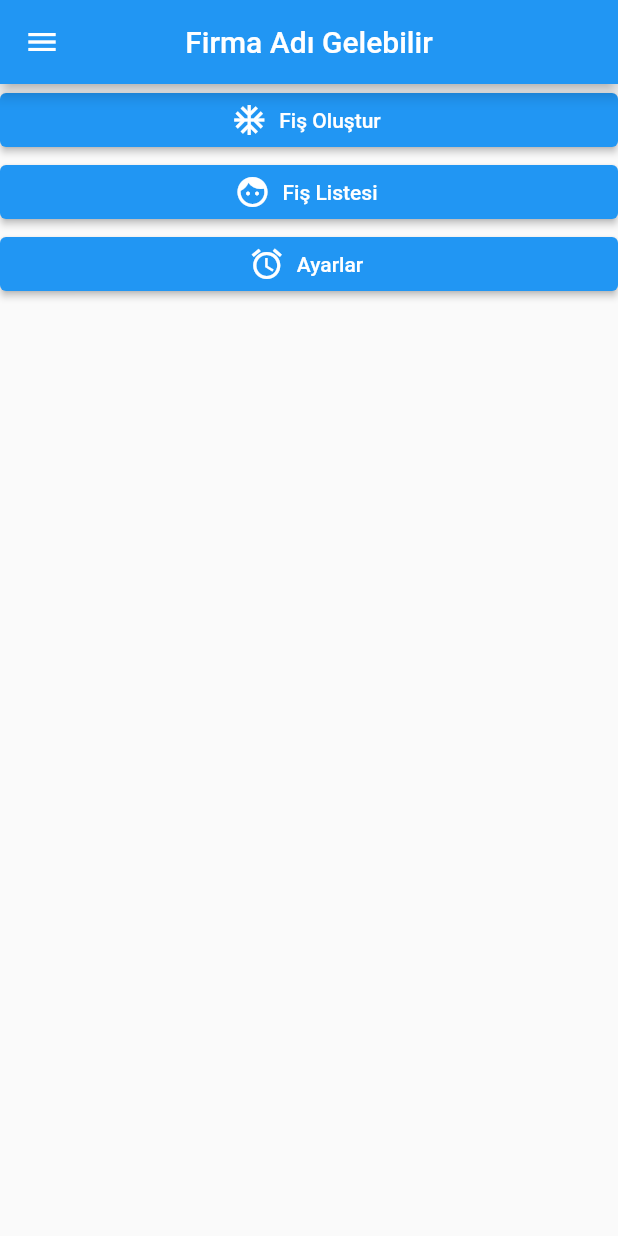
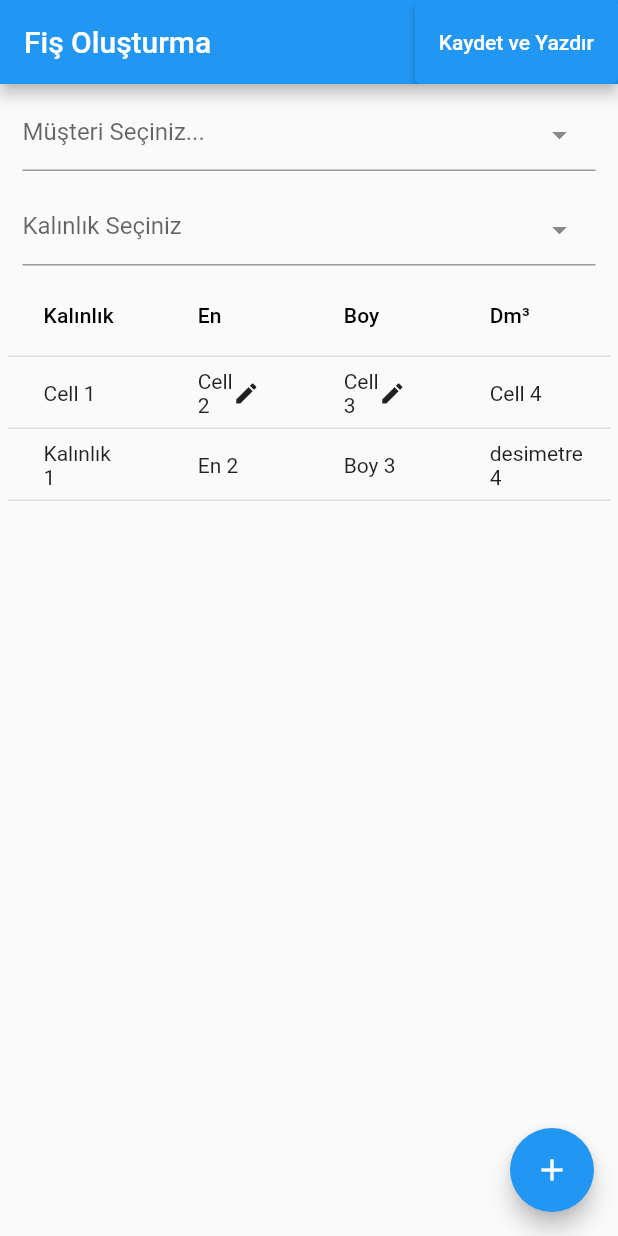
Before and after one commit to 10urb/order_management, a Flutter app: the screen it shows after launch, on a phone screen of 412 x 824 dp. Run offline on Flutter 3.47's test engine with Material 2 defaults, Android fonts, the phone set to English and light mode, and no system bars; drawn by our look-alikes of dropdown_search; our stand-ins replace get.

Commit message:
Add Screens

```diff
--- a/lib/main.dart
+++ b/lib/main.dart
@@ -1,7 +1,6 @@
 import 'package:flutter/material.dart';
-import 'package:order_printer_management/screens/home_screen.dart';
-import 'package:order_printer_management/screens/login_screen.dart';
+import 'package:order_printer_management/screens/create_receipt_screen.dart';
 
 void main() {
-  runApp(HomeScreen());
+  runApp(const CreateReceiptScreen());
 }
--- /dev/null
+++ b/lib/screens/create_receipt_screen.dart
@@ -0,0 +1,75 @@
+import 'package:dropdown_search/dropdown_search.dart';
+import 'package:flutter/material.dart';
+
+class CreateReceiptScreen extends StatelessWidget {
+  const CreateReceiptScreen({Key? key}) : super(key: key);
+
+  @override
+  Widget build(BuildContext context) {
+    return MaterialApp(
+        home: Scaffold(
+            floatingActionButton: buildAddFloatingActionButton(),
+            appBar: AppBar(
+              title: Text("Fiş Oluşturma"),
+              centerTitle: false,
+              actions: [
+                ElevatedButton(
+                    style: ButtonStyle(),
+                    onPressed: () {},
+                    child: Text("Kaydet ve Yazdır"))
+              ],
+            ),
+            body: ListView(
+              padding:
+                  const EdgeInsets.only(bottom: 5, left: 5, right: 5, top: 0),
+              children: [
+                Container(
+                  margin: const EdgeInsets.only(
+                      left: 10, right: 10, bottom: 5, top: 10),
+                  child: DropdownSearch(
+                    dropdownSearchDecoration:
+                        const InputDecoration(hintText: "Müşteri Seçiniz..."),
+                  ),
+                ),
+                Container(
+                  margin: const EdgeInsets.only(
+                      left: 10, right: 10, bottom: 5, top: 10),
+                  child: DropdownSearch(
+                    dropdownSearchDecoration:
+                        const InputDecoration(hintText: "Kalınlık Seçiniz"),
+                  ),
+                ),
+                DataTable(
+                    dividerThickness: 1,
+                    showBottomBorder: true,
+                    columns: const [
+                      DataColumn(label: Text("Kalınlık")),
+                      DataColumn(label: Text("En")),
+                      DataColumn(label: Text("Boy")),
+                      DataColumn(label: Text("Dm³"))
+                    ],
+                    rows: const [
+                      DataRow(cells: [
+                        DataCell(Text("Cell 1"), showEditIcon: false),
+                        DataCell(Text("Cell 2"), showEditIcon: true),
+                        DataCell(Text("Cell 3"), showEditIcon: true),
+                        DataCell(Text("Cell 4")),
+                      ]),
+                      DataRow(cells: [
+                        DataCell(Text("Kalınlık 1")),
+                        DataCell(Text("En 2")),
+                        DataCell(Text("Boy 3")),
+                        DataCell(Text("desimetre 4")),
+                      ]),
+                    ])
+              ],
+            )));
+  }
+
+  FloatingActionButton buildAddFloatingActionButton() {
+    return FloatingActionButton(
+      onPressed: () {},
+      child: Icon(Icons.add),
+    );
+  }
+}
--- a/lib/screens/home_screen.dart
+++ b/lib/screens/home_screen.dart
@@ -13,30 +13,45 @@ class _HomeScreenState extends State<HomeScreen> {
     return MaterialApp(
       home: Scaffold(
         appBar: AppBar(
-          title: Text("Firma Adı Gelebilir"),
+          title: const Text("Firma Adı Gelebilir"),
           centerTitle: true,
         ),
         drawer: Drawer(
           elevation: 5,
           child: ListView(
-            children: [],
+            children: const [],
           ),
         ),
         body: Center(
-            child: ListView(children: [
+            child: ListView(
+          children: [
             ElevatedButton.icon(
                 onPressed: () {},
-              icon: Icon(Icons.ac_unit),
-              label: Text("Fiş Oluştur")),
+                icon: const Icon(Icons.ac_unit),
+                label: const Text("Fiş Oluştur")),
             ElevatedButton.icon(
                 onPressed: () {},
-              icon: Icon(Icons.face),
-              label: Text("Fiş Listesi")),
+                icon: const Icon(Icons.face),
+                label: const Text("Fiş Listesi")),
             ElevatedButton.icon(
                 onPressed: () {},
-              icon: Icon(Icons.access_alarms_outlined),
-              label: Text("Ayarlar")),
-        ])),
+                icon: const Icon(Icons.access_alarms_outlined),
+                label: const Text("Yazıcıya Bağlan")),
+            ElevatedButton.icon(
+                onPressed: () {},
+                icon: const Icon(Icons.access_alarms_outlined),
+                label: const Text("Raporlar")),
+            ElevatedButton.icon(
+                onPressed: () {},
+                icon: const Icon(Icons.kayaking),
+                label: const Text("Tanımlamalar")),
+            ElevatedButton.icon(
+                onPressed: () {},
+                icon: const Icon(Icons.access_alarms_outlined),
+                label: const Text("Ayarlar")),
+          ],
+          padding: const EdgeInsets.all(30),
+        )),
       ),
     );
   }
--- a/pubspec.yaml
+++ b/pubspec.yaml
@@ -36,6 +36,7 @@ dependencies:
   # Use with the CupertinoIcons class for iOS style icons.
   cupertino_icons: ^1.0.2
   flutter_login: ^2.2.1
+  dropdown_search: ^2.0.0
 
 dev_dependencies:
   flutter_test:
```
Also changed, not shown: lib/screens/login_screen.dart (+13 -11 lines), lib/screens/create_receipt.dart (deleted), pubspec.lock, 1 other file. Lines whose indentation alone changed are shown as unchanged.
